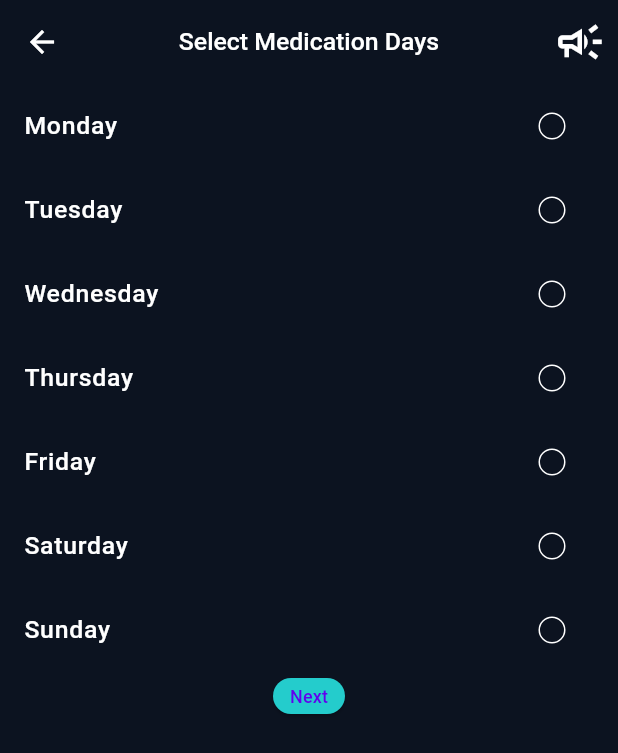
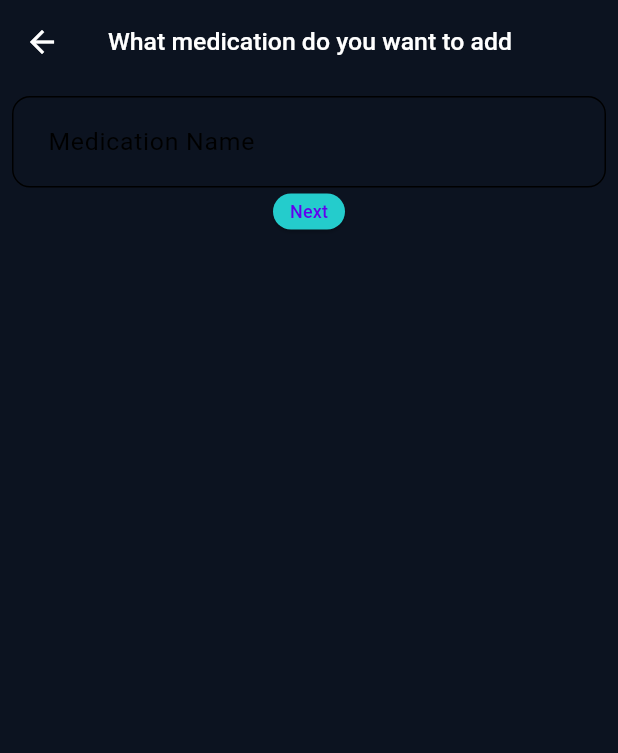
Before and after one commit to ElGreKost/PillMate, a Flutter app: the HomescreenPage screen opened by its route, after a tap on the "add" icon, on a phone screen of 412 x 824 dp. Shown: the top 753 px of the screen. Run offline on Flutter 3.47's test engine with Material 3 defaults, Android fonts, the phone set to English and light mode, and no system bars; our stand-ins replace cached_network_image, calendar_date_picker2, flutter_svg, google_nav_bar, line_icons.

Commit message:
select pill name v1 commit

```diff
--- a/pillmate-v1.0.2/lib/presentation/homescreen_page/homescreen_page.dart
+++ b/pillmate-v1.0.2/lib/presentation/homescreen_page/homescreen_page.dart
@@ -43,7 +43,7 @@ class HomescreenPage extends StatelessWidget {
           ])),
       bottomNavigationBar: GNavWidget(),
       floatingActionButton: FloatingActionButton(
-        onPressed: () => Navigator.pushNamed(context, AppRoutes.selectDayScreen),
+        onPressed: () => Navigator.pushNamed(context, AppRoutes.selectPillName),
         child: Icon(Icons.add, color: Colors.white, size: 35.v),
         backgroundColor: appTheme.cyan400,
 
--- /dev/null
+++ b/pillmate-v1.0.2/lib/presentation/select_pill_name/select_pill_name.dart
@@ -0,0 +1,47 @@
+import 'package:flutter/material.dart';
+import 'package:pillmate/core/app_export.dart';
+
+import '../../theme/theme_helper.dart';
+
+class SelectPillName extends StatefulWidget {
+  @override
+  State<SelectPillName> createState() => _SelectPillNameState();
+}
+
+class _SelectPillNameState extends State<SelectPillName> {
+  @override
+  Widget build(BuildContext context) {
+    return SafeArea(
+        child: Scaffold(
+            appBar: AppBar(
+              leading: IconButton(
+                  icon: Icon(Icons.arrow_back, color: appTheme.whiteA700), onPressed: () => Navigator.pop(context)),
+              backgroundColor: Colors.transparent,
+              title: Text('What medication do you want to add', style: theme.textTheme.titleMedium),
+              centerTitle: true,
+            ),
+            body: Padding(
+              padding: const EdgeInsets.all(8.0),
+              child: Column(children: [
+                TextField(
+                  decoration: InputDecoration(
+                    // filled: true,
+                    //   fillColor: Colors.white,
+                    labelText: 'Medication Name',
+                    focusColor: appTheme.cyan400,
+                    enabledBorder: OutlineInputBorder(borderRadius: BorderRadius.all(Radius.circular(12))),
+
+                    hintStyle: TextStyle(color: appTheme.cyan400), // Adjust color to match the theme
+                    border: OutlineInputBorder(
+                      borderSide: BorderSide(color: appTheme.cyan400, width: 2, style: BorderStyle.solid),
+                      borderRadius: BorderRadius.all(Radius.circular(30)), // Adjust radius to match the picture
+                    ),
+                    contentPadding:
+                        EdgeInsets.symmetric(horizontal: 20, vertical: 18), // Adjust padding to match the picture
+                  ),
+                ),
+                ElevatedButton(onPressed: () => Navigator.pushNamed(context, AppRoutes.selectMedicationTypeScreen), child: Text('Next'))
+              ]),
+            )));
+  }
+}
--- a/pillmate-v1.0.2/lib/routes/app_routes.dart
+++ b/pillmate-v1.0.2/lib/routes/app_routes.dart
@@ -7,13 +7,13 @@ import '../presentation/rinoq/iphone_11_pro_max_five_screen.dart';
 import '../presentation/select_frequency_screen/select_frequency_screen.dart';
 import '../presentation/chooseday_screen/chooseday_screen.dart';
 import '../presentation/select_medication_type_screen/select_medication_type_screen.dart';
+import '../presentation/select_pill_name/select_pill_name.dart';
 import '../presentation/timeofday_screen/timeofday_screen.dart';
 import '../presentation/settime_screen/settime_screen.dart';
 import '../presentation/addpill_screen/addpill_screen.dart';
 import '../presentation/iphone_11_pro_max_thirty_screen/iphone_11_pro_max_thirty_screen.dart';
 import '../presentation/iphone_11_pro_max_thirteen_screen/iphone_11_pro_max_thirteen_screen.dart';
 import '../presentation/settings_screen/settings_screen.dart';
-import '../presentation/iphone_11_pro_max_six_screen/iphone_11_pro_max_six_screen.dart';
 import '../presentation/select_day_screen/select_day_screen.dart';
 import '../presentation/iphone_11_pro_max_sixteen_screen/iphone_11_pro_max_sixteen_screen.dart';
 import '../presentation/app_navigation_screen/app_navigation_screen.dart';
@@ -23,11 +23,13 @@ class AppRoutes {
 
   static const String addmedicationScreen = '/addmedication_screen';
 
+  static const String selectFrequencyScreen = '/select_frequency_screen';
+
+  static const String selectPillName = '/select_pill_name';
+
   static const String iphone11ProMaxThreeScreen = '/iphone_11_pro_max_three_screen';
 
   static const String iphone11ProMaxFiveScreen = '/iphone_11_pro_max_five_screen';
-
-  static const String selectFrequencyScreen = '/select_frequency_screen';
 
   static const String chooseDayScreen = '/choose_day_screen';
 
@@ -61,19 +63,14 @@ class AppRoutes {
     homescreenPage: (context) => HomescreenPage(),
     addmedicationScreen: (context) => AddmedicationScreen(),
     selectMedicationTypeScreen: (context) => SelectMedicationTypeScreen(),
-    iphone11ProMaxThreeScreen: (context) => Iphone11ProMaxThreeScreen(),
-    iphone11ProMaxFiveScreen: (context) => Iphone11ProMaxFiveScreen(),
     selectFrequencyScreen: (context) => SelectFrequencyScreen(),
     chooseDayScreen: (context) => ChoosedayScreen(),
     timeofdayScreen: (context) => TimeofdayScreen(),
     settimeScreen: (context) => SettimeScreen(),
     addpillScreen: (context) => AddpillScreen(),
-    iphone11ProMaxThirtyScreen: (context) => Iphone11ProMaxThirtyScreen(),
-    iphone11ProMaxThirteenScreen: (context) => Iphone11ProMaxThirteenScreen(),
     settingsScreen: (context) => SettingsScreen(),
-    iphone11ProMaxSixScreen: (context) => Iphone11ProMaxSixScreen(),
+    selectPillName: (context) => SelectPillName(),
     selectDayScreen: (context) => SelectDayScreen(),
-    iphone11ProMaxSixteenScreen: (context) => Iphone11ProMaxSixteenScreen(),
     appNavigationScreen: (context) => AppNavigationScreen(),
     experimentingScreen: (context) => ExperimentingScreen(),
   };
```
Also changed, not shown: pillmate-v1.0.2/lib/presentation/iphone_11_pro_max_six_screen/iphone_11_pro_max_six_screen.dart (deleted, +0 -162 lines), pillmate-v1.0.2/lib/widgets/cutom_text_field.dart (added, +25 -0 lines), pillmate-v1.0.2/lib/presentation/select_pill_name/widgets/view1_item_widget.dart (renamed from pillmate-v1.0.2/lib/presentation/iphone_11_pro_max_six_screen/widgets/view1_item_widget.dart).
